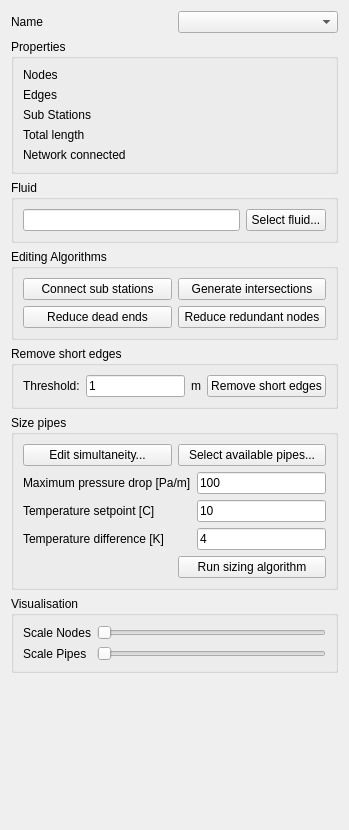
Before: the Qt Designer form SIM-VICUS/src/SVPropNetworkGeometryWidget.ui in ghorwin/SIM-VICUS, drawn with Qt 5.
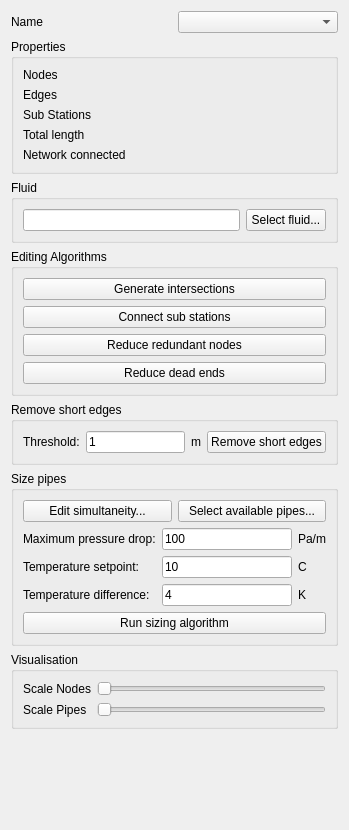
After: the same form once the commit is applied. Custom widgets are drawn as their Qt base class.

Commit message: translations, some ui label changes

The edit to the form file:
```diff
--- a/SIM-VICUS/src/SVPropNetworkGeometryWidget.ui
+++ b/SIM-VICUS/src/SVPropNetworkGeometryWidget.ui
@@ -153,34 +153,8 @@
      <property name="title">
       <string>Editing Algorithms</string>
      </property>
-     <layout class="QGridLayout" name="gridLayout">
-      <item row="0" column="0">
-       <widget class="QPushButton" name="pushButtonConnectBuildings">
-        <property name="text">
-         <string>Connect sub stations</string>
-        </property>
-        <property name="iconSize">
-         <size>
-          <width>24</width>
-          <height>24</height>
-         </size>
-        </property>
-       </widget>
-      </item>
-      <item row="2" column="0">
-       <widget class="QPushButton" name="pushButtonReduceDeadEnds">
-        <property name="text">
-         <string>Reduce dead ends</string>
-        </property>
-        <property name="iconSize">
-         <size>
-          <width>24</width>
-          <height>24</height>
-         </size>
-        </property>
-       </widget>
-      </item>
-      <item row="0" column="1">
+     <layout class="QVBoxLayout" name="verticalLayout">
+      <item>
        <widget class="QPushButton" name="pushButtonGenerateIntersections">
         <property name="text">
          <string>Generate intersections</string>
@@ -193,7 +167,20 @@
         </property>
        </widget>
       </item>
-      <item row="2" column="1">
+      <item>
+       <widget class="QPushButton" name="pushButtonConnectBuildings">
+        <property name="text">
+         <string>Connect sub stations</string>
+        </property>
+        <property name="iconSize">
+         <size>
+          <width>24</width>
+          <height>24</height>
+         </size>
+        </property>
+       </widget>
+      </item>
+      <item>
        <widget class="QPushButton" name="pushButtonReduceRedundantNodes">
         <property name="text">
          <string>Reduce redundant nodes</string>
@@ -206,6 +193,19 @@
         </property>
        </widget>
       </item>
+      <item>
+       <widget class="QPushButton" name="pushButtonReduceDeadEnds">
+        <property name="text">
+         <string>Reduce dead ends</string>
+        </property>
+        <property name="iconSize">
+         <size>
+          <width>24</width>
+          <height>24</height>
+         </size>
+        </property>
+       </widget>
+      </item>
      </layout>
     </widget>
    </item>
@@ -266,35 +266,28 @@
        </widget>
       </item>
       <item row="2" column="0" colspan="2">
-       <layout class="QFormLayout" name="formLayout_3">
-        <item row="2" column="1">
+       <layout class="QGridLayout" name="gridLayout">
+        <item row="3" column="1">
          <widget class="QtExt::ValidatingLineEdit" name="lineEditTemperatureDifference">
           <property name="text">
            <string>4</string>
           </property>
          </widget>
         </item>
-        <item row="2" column="0">
-         <widget class="QLabel" name="label_5">
-          <property name="text">
-           <string>Temperature difference [K]</string>
-          </property>
-         </widget>
-        </item>
-        <item row="1" column="0">
-         <widget class="QLabel" name="label_4">
-          <property name="text">
-           <string>Temperature setpoint [C]</string>
-          </property>
-         </widget>
-        </item>
-        <item row="1" column="1">
+        <item row="2" column="1">
          <widget class="QtExt::ValidatingLineEdit" name="lineEditTemperatureSetpoint">
           <property name="text">
            <string>10</string>
           </property>
          </widget>
         </item>
+        <item row="3" column="0">
+         <widget class="QLabel" name="label_5">
+          <property name="text">
+           <string>Temperature difference:</string>
+          </property>
+         </widget>
+        </item>
         <item row="0" column="1">
          <widget class="QtExt::ValidatingLineEdit" name="lineEditMaxPressureDrop">
           <property name="text">
@@ -302,22 +295,43 @@
           </property>
          </widget>
         </item>
+        <item row="2" column="0">
+         <widget class="QLabel" name="label_4">
+          <property name="text">
+           <string>Temperature setpoint:</string>
+          </property>
+         </widget>
+        </item>
         <item row="0" column="0">
          <widget class="QLabel" name="label_8">
           <property name="text">
-           <string>Maximum pressure drop [Pa/m]</string>
+           <string>Maximum pressure drop:</string>
+          </property>
+         </widget>
+        </item>
+        <item row="0" column="2">
+         <widget class="QLabel" name="label_10">
+          <property name="text">
+           <string>Pa/m</string>
+          </property>
+         </widget>
+        </item>
+        <item row="2" column="2">
+         <widget class="QLabel" name="label_11">
+          <property name="text">
+           <string>C</string>
+          </property>
+         </widget>
+        </item>
+        <item row="3" column="2">
+         <widget class="QLabel" name="label_12">
+          <property name="text">
+           <string>K</string>
           </property>
          </widget>
         </item>
        </layout>
       </item>
-      <item row="3" column="1">
-       <widget class="QPushButton" name="pushButtonSizePipeDimensions">
-        <property name="text">
-         <string>Run sizing algorithm</string>
-        </property>
-       </widget>
-      </item>
       <item row="0" column="1">
        <widget class="QPushButton" name="pushButtonSelectPipes">
         <property name="text">
@@ -325,6 +339,13 @@
         </property>
        </widget>
       </item>
+      <item row="3" column="0" colspan="2">
+       <widget class="QPushButton" name="pushButtonSizePipeDimensions">
+        <property name="text">
+         <string>Run sizing algorithm</string>
+        </property>
+       </widget>
+      </item>
      </layout>
     </widget>
    </item>
```
The commit also changes 5 other files.
